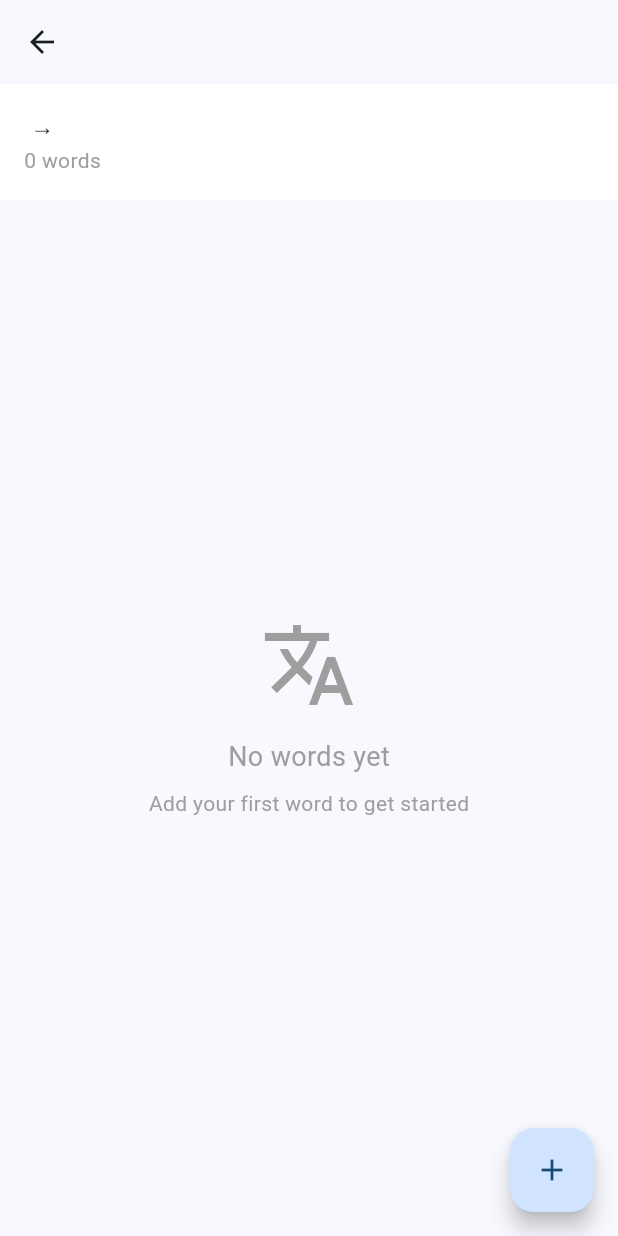
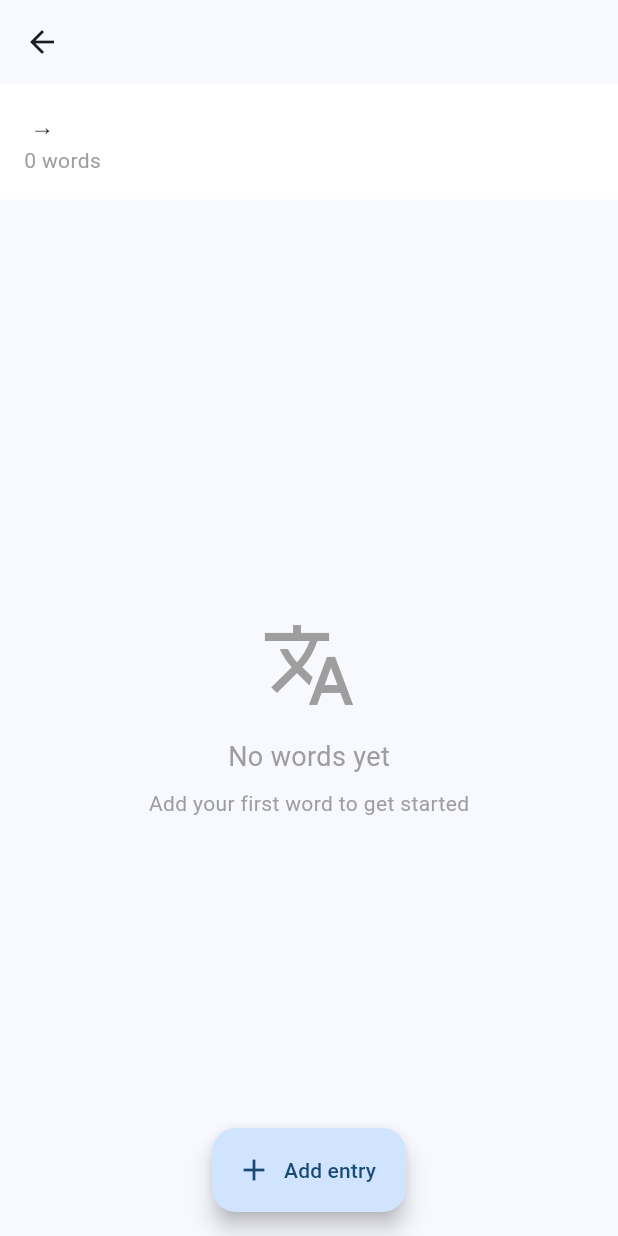
Before and after one commit to svlandeg/lexikon, a Flutter app: the VocabularyDetailScreen screen opened directly with empty values, on a phone screen of 412 x 824 dp. Run offline on Flutter 3.47's test engine with Material 3 defaults, Android fonts, the phone set to English and light mode, and no system bars; our stand-ins replace csv, file_picker, shared_preferences; missing offline and left inert: unicode_data; accounts and stored records are empty.

Commit message:
prominent Add Entry button

```diff
--- a/lib/screens/vocabulary_screen.dart
+++ b/lib/screens/vocabulary_screen.dart
@@ -887,9 +887,10 @@ class _VocabularyDetailScreenState extends State<VocabularyDetailScreen> {
           ),
         ],
       ),
+                                                     floatingActionButtonLocation: FloatingActionButtonLocation.centerFloat,
                            floatingActionButton: _vocabulary is ImageVocabulary
                  ? null
-                : FloatingActionButton(
+                 : FloatingActionButton.extended(
                      heroTag: 'addEntry',
                      onPressed: () async {
                        final result = await Navigator.push<Entry>(
@@ -904,8 +905,9 @@ class _VocabularyDetailScreenState extends State<VocabularyDetailScreen> {
                          _addEntry(result);
                        }
                      },
-                    tooltip: 'Add Word',
-                    child: const Icon(Icons.add),
+                     tooltip: 'Add Entry',
+                     icon: const Icon(Icons.add),
+                     label: const Text('Add entry'),
                    ),
     );
   }
```
Lines whose indentation alone changed are shown as unchanged.
